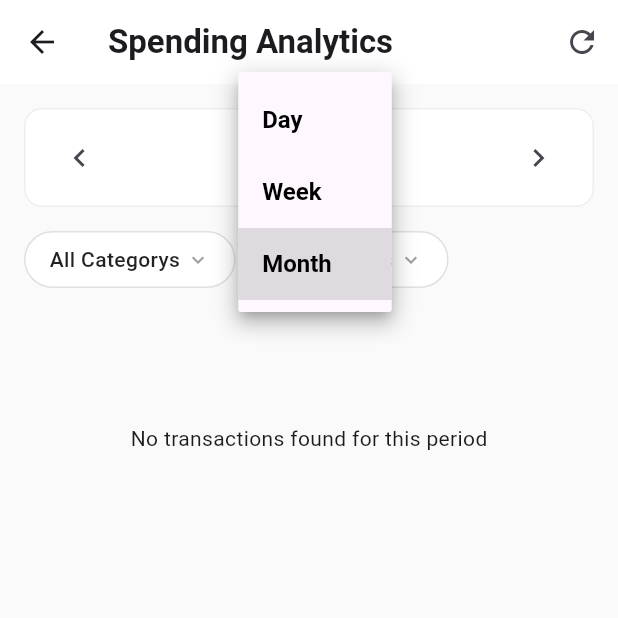
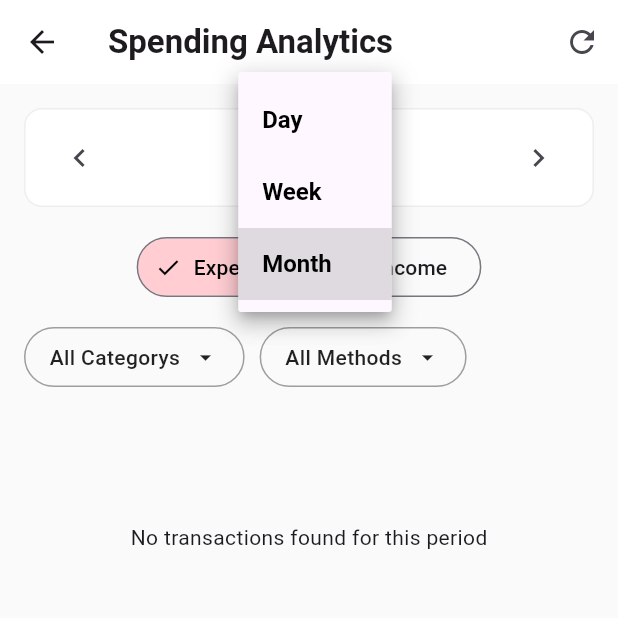
Before and after one commit to Yash890-star/dabbu, a Flutter app: the AnalyticsScreen screen opened directly, after a tap on "Month", on a phone screen of 412 x 824 dp, the top half of it. Run offline on Flutter 3.47's test engine with Material 3 defaults, Android fonts, the phone set to English and light mode, and no system bars; our stand-ins replace fl_chart, permission_handler, shared_preferences, sqflite; missing offline and left inert: another_telephony; accounts and stored records are empty.

Commit message:
gracefully modifying pi chart behavior

```diff
--- a/lib/screens/analytics_screen.dart
+++ b/lib/screens/analytics_screen.dart
@@ -22,6 +22,9 @@ class _AnalyticsScreenState extends State<AnalyticsScreen> {
   List<Map<String, dynamic>> _transactions = [];
   List<Map<String, dynamic>> _allCategories = [];
   List<Map<String, dynamic>> _allPatterns = [];
+
+  // New: Chart Filter State
+  String _transactionType = 'debit'; // 'debit' or 'credit'
 
   // New: Pre-calculated summary for the chart & legend
   List<_CategorySummary> _categorySummaries = [];
@@ -98,13 +101,13 @@ class _AnalyticsScreenState extends State<AnalyticsScreen> {
     // --- NEW: Calculate Summaries Here ---
     Map<String, double> totals = {};
     Map<String, Color> colors = {};
-    double totalExpense = 0;
+    double totalFilterAmount = 0;
 
     for (var tx in data) {
-      if (tx['type'] == 'debit') {
+      if (tx['type'] == _transactionType) {
         final catName = tx['categoryName'] ?? 'Uncategorized';
         final amount = (tx['amount'] as num).toDouble();
-        totalExpense += amount;
+        totalFilterAmount += amount;
 
         totals[catName] = (totals[catName] ?? 0) + amount;
 
@@ -122,7 +125,10 @@ class _AnalyticsScreenState extends State<AnalyticsScreen> {
             name: e.key,
             amount: e.value,
             color: colors[e.key] ?? Colors.grey,
-            percentage: totalExpense == 0 ? 0 : (e.value / totalExpense) * 100,
+            percentage:
+                totalFilterAmount == 0
+                    ? 0
+                    : (e.value / totalFilterAmount) * 100,
           );
         }).toList();
 
@@ -169,9 +175,10 @@ class _AnalyticsScreenState extends State<AnalyticsScreen> {
 
   @override
   Widget build(BuildContext context) {
-    double totalSpend = _transactions
-        .where((t) => t['type'] == 'debit')
-        .fold(0.0, (sum, t) => sum + (t['amount'] as num));
+    double displayedTotal = _categorySummaries.fold(
+      0.0,
+      (sum, i) => sum + i.amount,
+    );
 
     return Scaffold(
       backgroundColor: Colors.grey[50], // Light background for contrast
@@ -200,6 +207,53 @@ class _AnalyticsScreenState extends State<AnalyticsScreen> {
 
             const SizedBox(height: 16),
 
+            // 1.5 TYPE TOGGLE (Expenses vs Income)
+            Center(
+              child: SegmentedButton<String>(
+                segments: const [
+                  ButtonSegment<String>(
+                    value: 'debit',
+                    label: Text('Expenses'),
+                    icon: Icon(Icons.arrow_upward),
+                  ),
+                  ButtonSegment<String>(
+                    value: 'credit',
+                    label: Text('Income'),
+                    icon: Icon(Icons.arrow_downward),
+                  ),
+                ],
+                selected: {_transactionType},
+                onSelectionChanged: (Set<String> newSelection) {
+                  setState(() {
+                    _transactionType = newSelection.first;
+                    _fetchData(); // Refresh chart with new type
+                  });
+                },
+                style: ButtonStyle(
+                  backgroundColor: MaterialStateProperty.resolveWith<Color?>((
+                    Set<MaterialState> states,
+                  ) {
+                    if (states.contains(MaterialState.selected)) {
+                      return _transactionType == 'debit'
+                          ? Colors.red.shade100
+                          : Colors.green.shade100;
+                    }
+                    return null;
+                  }),
+                  foregroundColor: MaterialStateProperty.resolveWith<Color?>((
+                    Set<MaterialState> states,
+                  ) {
+                    if (states.contains(MaterialState.selected)) {
+                      return Colors.black;
+                    }
+                    return null;
+                  }),
+                ),
+              ),
+            ),
+
+            const SizedBox(height: 16),
+
             // 2. FILTERS
             _buildFilters(),
 
@@ -220,7 +274,45 @@ class _AnalyticsScreenState extends State<AnalyticsScreen> {
                     ),
                   ],
                 ),
+                child:
+                    displayedTotal == 0
+                        ? SizedBox(
+                          height: 200,
+                          child: Center(
                             child: Column(
+                              mainAxisAlignment: MainAxisAlignment.center,
+                              children: [
+                                Icon(
+                                  _transactionType == 'debit'
+                                      ? Icons.savings
+                                      : Icons.work_off,
+                                  size: 48,
+                                  color: Colors.grey.shade300,
+                                ),
+                                const SizedBox(height: 12),
+                                Text(
+                                  _transactionType == 'debit'
+                                      ? "No expenses yet! 🎉"
+                                      : "No income found for this period. 💸",
+                                  style: TextStyle(
+                                    fontSize: 16,
+                                    color: Colors.grey.shade600,
+                                    fontWeight: FontWeight.bold,
+                                  ),
+                                ),
+                                const SizedBox(height: 4),
+                                Text(
+                                  "Try a different date range",
+                                  style: TextStyle(
+                                    fontSize: 12,
+                                    color: Colors.grey.shade400,
+                                  ),
+                                ),
+                              ],
+                            ),
+                          ),
+                        )
+                        : Column(
                           children: [
                             Row(
                               crossAxisAlignment: CrossAxisAlignment.start,
@@ -230,7 +322,6 @@ class _AnalyticsScreenState extends State<AnalyticsScreen> {
                                   flex: 4,
                                   child: SizedBox(
                                     height: 160,
-                            // CHANGE 1: Explicitly center align elements in the Stack
                                     child: Stack(
                                       alignment: Alignment.center,
                                       children: [
@@ -253,10 +344,10 @@ class _AnalyticsScreenState extends State<AnalyticsScreen> {
                                                 0, // Set to 0 for a solid ring, or keeping 2-4 is fine
                                           ),
                                         ),
-                                // CHANGE 2: The Text in the middle
                                         Column(
                                           mainAxisSize: MainAxisSize.min,
-                                  mainAxisAlignment: MainAxisAlignment.center,
+                                          mainAxisAlignment:
+                                              MainAxisAlignment.center,
                                           children: [
                                             const Text(
                                               "Total",
@@ -266,9 +357,13 @@ class _AnalyticsScreenState extends State<AnalyticsScreen> {
                                                 height: 1.0,
                                               ),
                                             ),
-                                    const SizedBox(height: 2), // Small gap
+                                            const SizedBox(
+                                              height: 2,
+                                            ), // Small gap
                                             Text(
-                                      NumberFormat.compact().format(totalSpend),
+                                              NumberFormat.compact().format(
+                                                displayedTotal,
+                                              ),
                                               style: const TextStyle(
                                                 fontWeight: FontWeight.bold,
                                                 fontSize: 16,
@@ -287,7 +382,8 @@ class _AnalyticsScreenState extends State<AnalyticsScreen> {
                                 Expanded(
                                   flex: 6,
                                   child: Column(
-                            crossAxisAlignment: CrossAxisAlignment.start,
+                                    crossAxisAlignment:
+                                        CrossAxisAlignment.start,
                                     children:
                                         _categorySummaries.take(5).map((item) {
                                           return Padding(
@@ -310,9 +406,11 @@ class _AnalyticsScreenState extends State<AnalyticsScreen> {
                                                     item.name,
                                                     style: const TextStyle(
                                                       fontSize: 12,
-                                              fontWeight: FontWeight.w500,
+                                                      fontWeight:
+                                                          FontWeight.w500,
                                                     ),
-                                            overflow: TextOverflow.ellipsis,
+                                                    overflow:
+                                                        TextOverflow.ellipsis,
                                                   ),
                                                 ),
                                                 Text(
@@ -559,6 +657,8 @@ class _AnalyticsScreenState extends State<AnalyticsScreen> {
       }
     }
 
+    final isSelected = selectedIds.isNotEmpty;
+
     return GestureDetector(
       onTap: () async {
         final freshItems = await fetchItems();
@@ -626,32 +726,38 @@ class _AnalyticsScreenState extends State<AnalyticsScreen> {
         );
       },
       child: Container(
-        padding: const EdgeInsets.symmetric(horizontal: 16, vertical: 8),
+        height: 40, // Match SegmentedButton height roughly
+        padding: const EdgeInsets.symmetric(horizontal: 16),
+        alignment: Alignment.center,
         decoration: BoxDecoration(
-          color: selectedIds.isNotEmpty ? Colors.blue.shade50 : Colors.white,
-          borderRadius: BorderRadius.circular(20),
+          color: isSelected ? Colors.deepPurple.shade100 : Colors.transparent,
+          borderRadius: BorderRadius.circular(20), // Pill shape
           border: Border.all(
-            color: selectedIds.isNotEmpty ? Colors.blue : Colors.grey.shade300,
+            color: isSelected ? Colors.transparent : Colors.grey.shade500,
           ),
         ),
         child: Row(
+          mainAxisSize: MainAxisSize.min,
           children: [
+            if (isSelected) ...[
+              const Icon(Icons.check, size: 18, color: Colors.black87),
+              const SizedBox(width: 8),
+            ],
             Text(
               labelText,
-              style: TextStyle(
-                color:
-                    selectedIds.isNotEmpty
-                        ? Colors.blue.shade700
-                        : Colors.black87,
+              style: const TextStyle(
+                color: Colors.black87,
                 fontWeight: FontWeight.w500,
               ),
             ),
-            const SizedBox(width: 4),
-            Icon(
-              Icons.keyboard_arrow_down,
-              size: 16,
-              color: selectedIds.isNotEmpty ? Colors.blue : Colors.grey,
+            if (!isSelected) ...[
+              const SizedBox(width: 8),
+              const Icon(
+                Icons.arrow_drop_down,
+                size: 18,
+                color: Colors.black87,
               ),
+            ],
           ],
         ),
       ),
```
Lines whose indentation alone changed are shown as unchanged.
